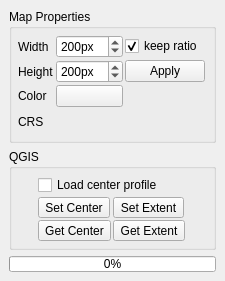
Above: timeseriesviewer/ui/renderingdock.ui from jakimowb/eo-time-series-viewer before the change. Below: the same form after it.
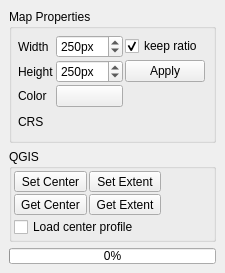
That is the form after the change. Custom widgets are drawn as their Qt base class.

Patch:
```diff
--- a/timeseriesviewer/ui/renderingdock.ui
+++ b/timeseriesviewer/ui/renderingdock.ui
@@ -6,8 +6,8 @@
    <rect>
     <x>0</x>
     <y>0</y>
-    <width>220</width>
-    <height>281</height>
+    <width>201</width>
+    <height>270</height>
    </rect>
   </property>
   <property name="windowTitle">
@@ -107,7 +107,7 @@
           <number>25</number>
          </property>
          <property name="value">
-          <number>200</number>
+          <number>250</number>
          </property>
         </widget>
        </item>
@@ -157,7 +157,7 @@
           <number>25</number>
          </property>
          <property name="value">
-          <number>200</number>
+          <number>250</number>
          </property>
         </widget>
        </item>
@@ -259,18 +259,24 @@
       <property name="flat">
        <bool>false</bool>
       </property>
-      <layout class="QGridLayout" name="gridLayout_2" rowstretch="1,0,0,0">
+      <layout class="QGridLayout" name="gridLayout_2" rowstretch="0,0,0" columnstretch="0,0,2">
        <property name="sizeConstraint">
         <enum>QLayout::SetMinimumSize</enum>
        </property>
        <property name="margin">
-        <number>6</number>
+        <number>2</number>
        </property>
        <property name="spacing">
         <number>2</number>
        </property>
-       <item row="2" column="1">
+       <item row="1" column="0">
         <widget class="QToolButton" name="btnGetQGISCenter">
+         <property name="sizePolicy">
+          <sizepolicy hsizetype="Preferred" vsizetype="Preferred">
+           <horstretch>0</horstretch>
+           <verstretch>0</verstretch>
+          </sizepolicy>
+         </property>
          <property name="toolTip">
           <string>Take the map center from QGIS</string>
          </property>
@@ -279,54 +285,27 @@
          </property>
         </widget>
        </item>
-       <item row="1" column="2">
-        <widget class="QToolButton" name="btnSetQGISExtent">
-         <property name="toolTip">
-          <string>Try to set the QGIS map extent to the same spatial extent</string>
-         </property>
-         <property name="text">
-          <string>Set Extent</string>
-         </property>
-        </widget>
-       </item>
-       <item row="3" column="0">
-        <spacer name="verticalSpacer_2">
-         <property name="orientation">
-          <enum>Qt::Vertical</enum>
-         </property>
-         <property name="sizeHint" stdset="0">
-          <size>
-           <width>20</width>
-           <height>0</height>
-          </size>
-         </property>
-        </spacer>
-       </item>
-       <item row="0" column="1" colspan="2">
-        <widget class="QCheckBox" name="cbLoadCenterPixelProfile">
-         <property name="toolTip">
-          <string>Loads the temporal profile of the map center pixel</string>
-         </property>
-         <property name="text">
-          <string>Load center profile</string>
-         </property>
-        </widget>
-       </item>
-       <item row="1" column="3">
+       <item row="0" column="2">
         <spacer name="horizontalSpacer">
          <property name="orientation">
           <enum>Qt::Horizontal</enum>
          </property>
          <property name="sizeHint" stdset="0">
           <size>
-           <width>40</width>
-           <height>20</height>
+           <width>0</width>
+           <height>0</height>
           </size>
          </property>
         </spacer>
        </item>
-       <item row="1" column="1">
+       <item row="0" column="0">
         <widget class="QToolButton" name="btnSetQGISCenter">
+         <property name="sizePolicy">
+          <sizepolicy hsizetype="Preferred" vsizetype="Preferred">
+           <horstretch>0</horstretch>
+           <verstretch>0</verstretch>
+          </sizepolicy>
+         </property>
          <property name="toolTip">
           <string>Set QGIS Map to the same map center</string>
          </property>
@@ -335,8 +314,14 @@
          </property>
         </widget>
        </item>
-       <item row="2" column="2">
+       <item row="1" column="1">
         <widget class="QToolButton" name="btnGetQGISExtent">
+         <property name="sizePolicy">
+          <sizepolicy hsizetype="Preferred" vsizetype="Preferred">
+           <horstretch>0</horstretch>
+           <verstretch>0</verstretch>
+          </sizepolicy>
+         </property>
          <property name="toolTip">
           <string>Take the spatial map extent from QGIS</string>
          </property>
@@ -345,6 +330,32 @@
          </property>
         </widget>
        </item>
+       <item row="0" column="1">
+        <widget class="QToolButton" name="btnSetQGISExtent">
+         <property name="sizePolicy">
+          <sizepolicy hsizetype="Preferred" vsizetype="Preferred">
+           <horstretch>0</horstretch>
+           <verstretch>0</verstretch>
+          </sizepolicy>
+         </property>
+         <property name="toolTip">
+          <string>Try to set the QGIS map extent to the same spatial extent</string>
+         </property>
+         <property name="text">
+          <string>Set Extent</string>
+         </property>
+        </widget>
+       </item>
+       <item row="2" column="0" colspan="2">
+        <widget class="QCheckBox" name="cbLoadCenterPixelProfile">
+         <property name="toolTip">
+          <string>Loads the temporal profile of the map center pixel</string>
+         </property>
+         <property name="text">
+          <string>Load center profile</string>
+         </property>
+        </widget>
+       </item>
       </layout>
      </widget>
     </item>
```
